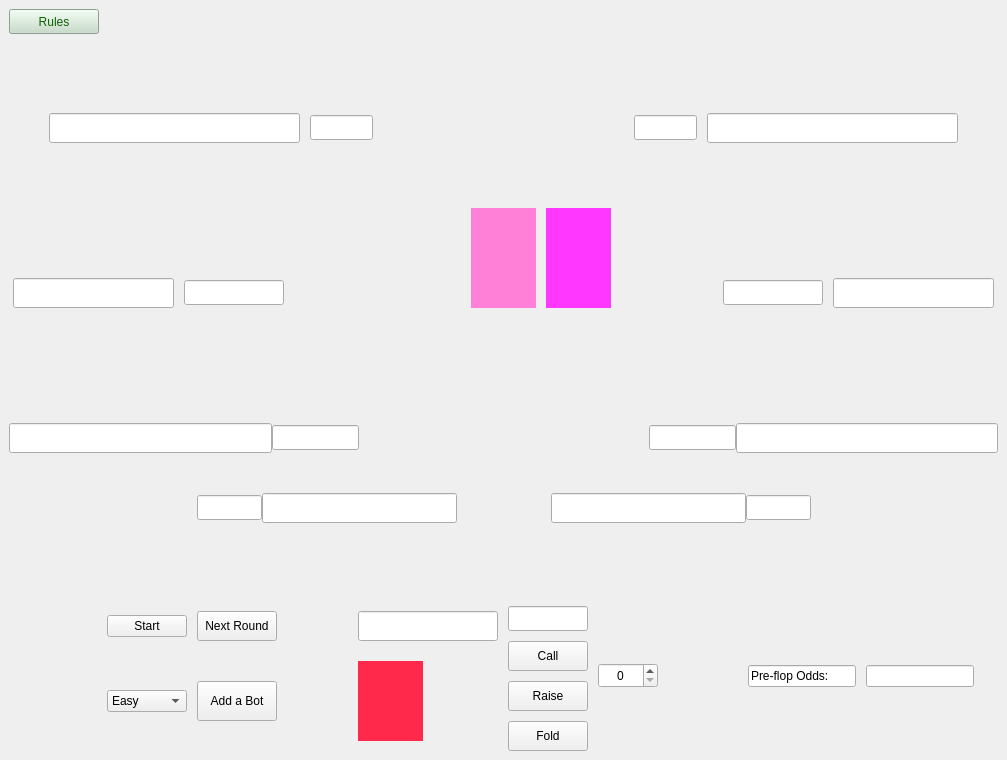
The window that Poker/Visuals/Gamewindow/gamewindow.ui (Cenzito/Poker) describes before a commit, drawn with Qt 5.
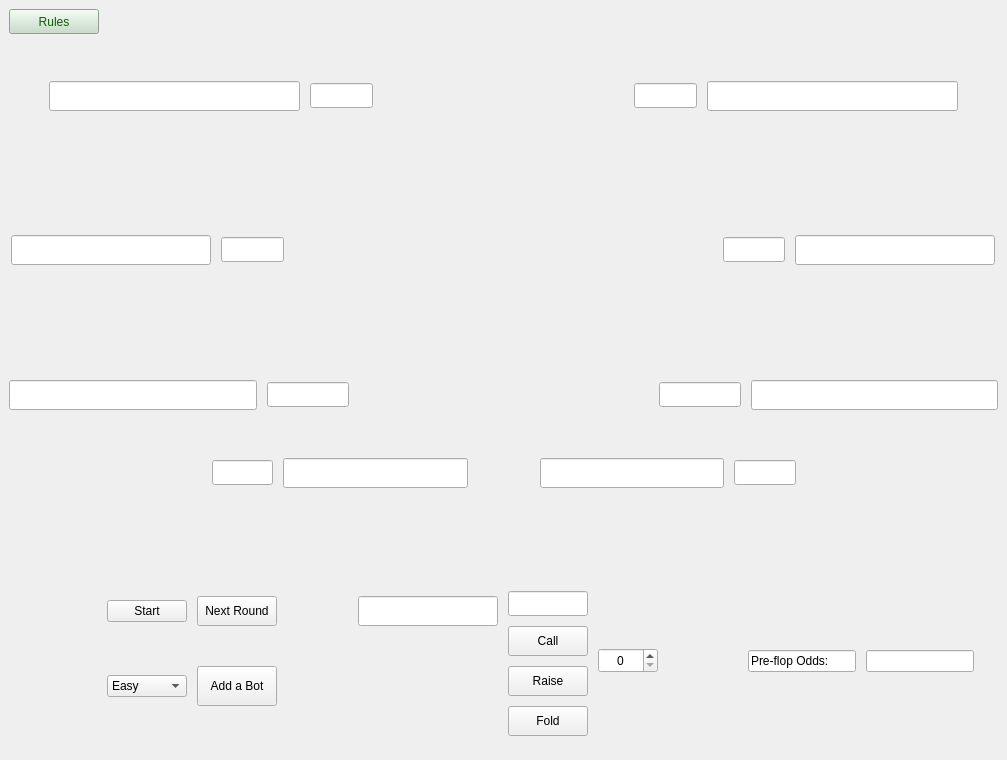
The same window after the commit. Icons and pictures are not drawn.

What changed in the file:
```diff
--- a/Poker/Visuals/Gamewindow/gamewindow.ui
+++ b/Poker/Visuals/Gamewindow/gamewindow.ui
@@ -59,7 +59,7 @@
    <property name="styleSheet">
     <string notr="true"/>
    </property>
-   <layout class="QVBoxLayout" name="verticalLayout_2" stretch="2,1,2,0,0,0,0,1,0">
+   <layout class="QVBoxLayout" name="verticalLayout_2" stretch="5,3,5,4,2,1,2,1,2,10,2,2">
     <property name="spacing">
      <number>10</number>
     </property>
@@ -457,7 +457,7 @@
            <widget class="QLineEdit" name="line_player8">
             <property name="minimumSize">
              <size>
-              <width>110</width>
+              <width>200</width>
               <height>30</height>
              </size>
             </property>
@@ -553,7 +553,8 @@
            </size>
           </property>
           <property name="styleSheet">
-           <string notr="true">background-color: rgb(255, 128, 214);</string>
+           <string notr="true">
+</string>
           </property>
           <property name="text">
            <string/>
@@ -575,7 +576,7 @@
            </size>
           </property>
           <property name="styleSheet">
-           <string notr="true">background-color: rgb(255, 55, 255);</string>
+           <string notr="true"/>
           </property>
           <property name="text">
            <string/>
@@ -710,7 +711,7 @@
            <widget class="QLineEdit" name="line_player3">
             <property name="minimumSize">
              <size>
-              <width>110</width>
+              <width>200</width>
               <height>30</height>
              </size>
             </property>
@@ -797,132 +798,242 @@
      </layout>
     </item>
     <item>
-     <layout class="QGridLayout" name="gridLayout_2" rowstretch="0,0" columnstretch="0,0,0,0">
-      <property name="horizontalSpacing">
-       <number>30</number>
-      </property>
-      <property name="verticalSpacing">
-       <number>10</number>
-      </property>
-      <item row="1" column="3">
-       <layout class="QHBoxLayout" name="horizontalLayout_9" stretch="1,6,2,0,0,3">
+     <layout class="QHBoxLayout" name="horizontalLayout_18">
+      <item>
+       <layout class="QHBoxLayout" name="horizontalLayout_17" stretch="0,0">
         <item>
-         <spacer name="horizontalSpacer_7">
-          <property name="orientation">
-           <enum>Qt::Horizontal</enum>
+         <layout class="QHBoxLayout" name="horizontalLayout_5" stretch="6,2,0,0,0">
+          <property name="leftMargin">
+           <number>0</number>
           </property>
-          <property name="sizeHint" stdset="0">
-           <size>
-            <width>40</width>
-            <height>20</height>
-           </size>
-          </property>
-         </spacer>
+          <item>
+           <widget class="QLineEdit" name="line_player7">
+            <property name="minimumSize">
+             <size>
+              <width>110</width>
+              <height>30</height>
+             </size>
+            </property>
+            <property name="maximumSize">
+             <size>
+              <width>300</width>
+              <height>30</height>
+             </size>
+            </property>
+            <property name="alignment">
+             <set>Qt::AlignCenter</set>
+            </property>
+            <property name="readOnly">
+             <bool>true</bool>
+            </property>
+           </widget>
+          </item>
+          <item>
+           <widget class="QLineEdit" name="line_bet7">
+            <property name="minimumSize">
+             <size>
+              <width>50</width>
+              <height>25</height>
+             </size>
+            </property>
+            <property name="maximumSize">
+             <size>
+              <width>100</width>
+              <height>25</height>
+             </size>
+            </property>
+            <property name="alignment">
+             <set>Qt::AlignCenter</set>
+            </property>
+            <property name="readOnly">
+             <bool>true</bool>
+            </property>
+           </widget>
+          </item>
+          <item>
+           <widget class="QLabel" name="label_player7_card1">
+            <property name="minimumSize">
+             <size>
+              <width>45</width>
+              <height>60</height>
+             </size>
+            </property>
+            <property name="maximumSize">
+             <size>
+              <width>45</width>
+              <height>16777215</height>
+             </size>
+            </property>
+            <property name="styleSheet">
+             <string notr="true">image: url(:/images/cards/back_card.png);</string>
+            </property>
+            <property name="text">
+             <string/>
+            </property>
+           </widget>
+          </item>
+          <item>
+           <widget class="QLabel" name="label_player7_card2">
+            <property name="minimumSize">
+             <size>
+              <width>45</width>
+              <height>60</height>
+             </size>
+            </property>
+            <property name="maximumSize">
+             <size>
+              <width>45</width>
+              <height>16777215</height>
+             </size>
+            </property>
+            <property name="styleSheet">
+             <string notr="true">image: url(:/images/cards/back_card.png);</string>
+            </property>
+            <property name="text">
+             <string/>
+            </property>
+           </widget>
+          </item>
+          <item>
+           <spacer name="horizontalSpacer_4">
+            <property name="orientation">
+             <enum>Qt::Horizontal</enum>
+            </property>
+            <property name="sizeHint" stdset="0">
+             <size>
+              <width>40</width>
+              <height>20</height>
+             </size>
+            </property>
+           </spacer>
+          </item>
+         </layout>
         </item>
         <item>
-         <widget class="QLineEdit" name="line_player5">
-          <property name="minimumSize">
-           <size>
-            <width>110</width>
-            <height>30</height>
-           </size>
-          </property>
-          <property name="maximumSize">
-           <size>
-            <width>300</width>
-            <height>30</height>
-           </size>
-          </property>
-          <property name="alignment">
-           <set>Qt::AlignCenter</set>
-          </property>
-          <property name="readOnly">
-           <bool>true</bool>
-          </property>
-         </widget>
-        </item>
-        <item>
-         <widget class="QLineEdit" name="line_bet5">
-          <property name="minimumSize">
-           <size>
-            <width>50</width>
-            <height>25</height>
-           </size>
-          </property>
-          <property name="maximumSize">
-           <size>
-            <width>100</width>
-            <height>25</height>
-           </size>
-          </property>
-          <property name="alignment">
-           <set>Qt::AlignCenter</set>
-          </property>
-          <property name="readOnly">
-           <bool>true</bool>
-          </property>
-         </widget>
-        </item>
-        <item>
-         <widget class="QLabel" name="label_player5_card1">
-          <property name="minimumSize">
-           <size>
-            <width>45</width>
-            <height>60</height>
-           </size>
-          </property>
-          <property name="maximumSize">
-           <size>
-            <width>45</width>
-            <height>16777215</height>
-           </size>
-          </property>
-          <property name="styleSheet">
-           <string notr="true">image: url(:/images/cards/back_card.png);</string>
-          </property>
-          <property name="text">
-           <string/>
-          </property>
-         </widget>
-        </item>
-        <item>
-         <widget class="QLabel" name="label_player5_card2">
-          <property name="minimumSize">
-           <size>
-            <width>45</width>
-            <height>60</height>
-           </size>
-          </property>
-          <property name="maximumSize">
-           <size>
-            <width>45</width>
-            <height>16777215</height>
-           </size>
-          </property>
-          <property name="styleSheet">
-           <string notr="true">image: url(:/images/cards/back_card.png);</string>
-          </property>
-          <property name="text">
-           <string/>
-          </property>
-         </widget>
-        </item>
-        <item>
-         <spacer name="horizontalSpacer_9">
-          <property name="orientation">
-           <enum>Qt::Horizontal</enum>
-          </property>
-          <property name="sizeHint" stdset="0">
-           <size>
-            <width>40</width>
-            <height>20</height>
-           </size>
-          </property>
-         </spacer>
+         <layout class="QHBoxLayout" name="horizontalLayout_6" stretch="0,0,0,2,6">
+          <item>
+           <spacer name="horizontalSpacer_5">
+            <property name="orientation">
+             <enum>Qt::Horizontal</enum>
+            </property>
+            <property name="sizeHint" stdset="0">
+             <size>
+              <width>40</width>
+              <height>20</height>
+             </size>
+            </property>
+           </spacer>
+          </item>
+          <item>
+           <widget class="QLabel" name="label_player4_card1">
+            <property name="minimumSize">
+             <size>
+              <width>45</width>
+              <height>60</height>
+             </size>
+            </property>
+            <property name="maximumSize">
+             <size>
+              <width>45</width>
+              <height>16777215</height>
+             </size>
+            </property>
+            <property name="styleSheet">
+             <string notr="true">image: url(:/images/cards/back_card.png);</string>
+            </property>
+            <property name="text">
+             <string/>
+            </property>
+           </widget>
+          </item>
+          <item>
+           <widget class="QLabel" name="label_player4_card2">
+            <property name="minimumSize">
+             <size>
+              <width>45</width>
+              <height>60</height>
+             </size>
+            </property>
+            <property name="maximumSize">
+             <size>
+              <width>45</width>
+              <height>16777215</height>
+             </size>
+            </property>
+            <property name="styleSheet">
+             <string notr="true">image: url(:/images/cards/back_card.png);</string>
+            </property>
+            <property name="text">
+             <string/>
+            </property>
+           </widget>
+          </item>
+          <item>
+           <widget class="QLineEdit" name="line_bet4">
+            <property name="minimumSize">
+             <size>
+              <width>50</width>
+              <height>25</height>
+             </size>
+            </property>
+            <property name="maximumSize">
+             <size>
+              <width>100</width>
+              <height>25</height>
+             </size>
+            </property>
+            <property name="alignment">
+             <set>Qt::AlignCenter</set>
+            </property>
+            <property name="readOnly">
+             <bool>true</bool>
+            </property>
+           </widget>
+          </item>
+          <item>
+           <widget class="QLineEdit" name="line_player4">
+            <property name="minimumSize">
+             <size>
+              <width>110</width>
+              <height>30</height>
+             </size>
+            </property>
+            <property name="maximumSize">
+             <size>
+              <width>300</width>
+              <height>30</height>
+             </size>
+            </property>
+            <property name="alignment">
+             <set>Qt::AlignCenter</set>
+            </property>
+            <property name="readOnly">
+             <bool>true</bool>
+            </property>
+           </widget>
+          </item>
+         </layout>
         </item>
        </layout>
       </item>
-      <item row="1" column="1">
+     </layout>
+    </item>
+    <item>
+     <spacer name="verticalSpacer_4">
+      <property name="orientation">
+       <enum>Qt::Vertical</enum>
+      </property>
+      <property name="sizeHint" stdset="0">
+       <size>
+        <width>20</width>
+        <height>40</height>
+       </size>
+      </property>
+     </spacer>
+    </item>
+    <item>
+     <layout class="QHBoxLayout" name="horizontalLayout_19">
+      <item>
        <layout class="QHBoxLayout" name="horizontalLayout_7" stretch="3,0,0,2,6,1">
         <item>
          <spacer name="horizontalSpacer_8">
@@ -1040,10 +1151,10 @@
         </item>
        </layout>
       </item>
-      <item row="0" column="3">
-       <layout class="QHBoxLayout" name="horizontalLayout_6" stretch="0,0,0,2,6">
+      <item>
+       <layout class="QHBoxLayout" name="horizontalLayout_9" stretch="1,6,2,0,0,3">
         <item>
-         <spacer name="horizontalSpacer_5">
+         <spacer name="horizontalSpacer_7">
           <property name="orientation">
            <enum>Qt::Horizontal</enum>
           </property>
@@ -1056,75 +1167,9 @@
          </spacer>
         </item>
         <item>
-         <widget class="QLabel" name="label_player4_card1">
+         <widget class="QLineEdit" name="line_player5">
           <property name="minimumSize">
            <size>
-            <width>45</width>
-            <height>60</height>
-           </size>
-          </property>
-          <property name="maximumSize">
-           <size>
-            <width>45</width>
-            <height>16777215</height>
-           </size>
-          </property>
-          <property name="styleSheet">
-           <string notr="true">image: url(:/images/cards/back_card.png);</string>
-          </property>
-          <property name="text">
-           <string/>
-          </property>
-         </widget>
-        </item>
-        <item>
-         <widget class="QLabel" name="label_player4_card2">
-          <property name="minimumSize">
-           <size>
-            <width>45</width>
-            <height>60</height>
-           </size>
-          </property>
-          <property name="maximumSize">
-           <size>
-            <width>45</width>
-            <height>16777215</height>
-           </size>
-          </property>
-          <property name="styleSheet">
-           <string notr="true">image: url(:/images/cards/back_card.png);</string>
-          </property>
-          <property name="text">
-           <string/>
-          </property>
-         </widget>
-        </item>
-        <item>
-         <widget class="QLineEdit" name="line_bet4">
-          <property name="minimumSize">
-           <size>
-            <width>50</width>
-            <height>25</height>
-           </size>
-          </property>
-          <property name="maximumSize">
-           <size>
-            <width>100</width>
-            <height>25</height>
-           </size>
-          </property>
-          <property name="alignment">
-           <set>Qt::AlignCenter</set>
-          </property>
-          <property name="readOnly">
-           <bool>true</bool>
-          </property>
-         </widget>
-        </item>
-        <item>
-         <widget class="QLineEdit" name="line_player4">
-          <property name="minimumSize">
-           <size>
             <width>110</width>
             <height>30</height>
            </size>
@@ -1143,39 +1188,10 @@
           </property>
          </widget>
         </item>
-       </layout>
-      </item>
-      <item row="0" column="1">
-       <layout class="QHBoxLayout" name="horizontalLayout_5" stretch="6,2,0,0,0">
-        <property name="leftMargin">
-         <number>0</number>
-        </property>
         <item>
-         <widget class="QLineEdit" name="line_player7">
+         <widget class="QLineEdit" name="line_bet5">
           <property name="minimumSize">
            <size>
-            <width>110</width>
-            <height>30</height>
-           </size>
-          </property>
-          <property name="maximumSize">
-           <size>
-            <width>300</width>
-            <height>30</height>
-           </size>
-          </property>
-          <property name="alignment">
-           <set>Qt::AlignCenter</set>
-          </property>
-          <property name="readOnly">
-           <bool>true</bool>
-          </property>
-         </widget>
-        </item>
-        <item>
-         <widget class="QLineEdit" name="line_bet7">
-          <property name="minimumSize">
-           <size>
             <width>50</width>
             <height>25</height>
            </size>
@@ -1195,7 +1211,7 @@
          </widget>
         </item>
         <item>
-         <widget class="QLabel" name="label_player7_card1">
+         <widget class="QLabel" name="label_player5_card1">
           <property name="minimumSize">
            <size>
             <width>45</width>
@@ -1217,7 +1233,7 @@
          </widget>
         </item>
         <item>
-         <widget class="QLabel" name="label_player7_card2">
+         <widget class="QLabel" name="label_player5_card2">
           <property name="minimumSize">
            <size>
             <width>45</width>
@@ -1239,7 +1255,7 @@
          </widget>
         </item>
         <item>
-         <spacer name="horizontalSpacer_4">
+         <spacer name="horizontalSpacer_9">
           <property name="orientation">
            <enum>Qt::Horizontal</enum>
           </property>
@@ -1331,7 +1347,7 @@
              </size>
             </property>
             <property name="styleSheet">
-             <string notr="true">background-color: rgb(255, 41, 76);</string>
+             <string notr="true"/>
             </property>
             <property name="text">
              <string/>
@@ -1602,6 +1618,19 @@
       </item>
      </layout>
     </item>
+    <item>
+     <spacer name="verticalSpacer_5">
+      <property name="orientation">
+       <enum>Qt::Vertical</enum>
+      </property>
+      <property name="sizeHint" stdset="0">
+       <size>
+        <width>20</width>
+        <height>40</height>
+       </size>
+      </property>
+     </spacer>
+    </item>
    </layout>
   </widget>
  </widget>
```
Left out of the diff: 2 changed lines with no effect on the pictures.
